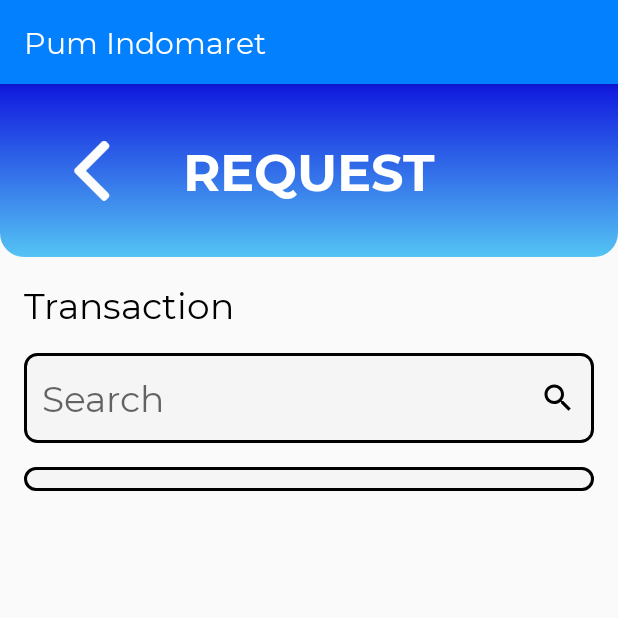
After one commit to hudipo/pumidm19, an Android app: the SearchTrxActivity screen opened directly, with no data from a screen before it, on a phone screen of 412 x 824 dp, the top half of it. The commit adds this screen. Run offline under Robolectric (Android 15) with nearby library versions, the phone set to English and light mode, and no system bars.

Commit message:
fix request

```diff
--- a/app/src/main/AndroidManifest.xml
+++ b/app/src/main/AndroidManifest.xml
@@ -16,6 +16,7 @@
         android:supportsRtl="true"
         android:theme="@style/AppTheme"
         tools:targetApi="n">
+        <activity android:name=".features.searchtrx.SearchTrxActivity"></activity>
         <activity
             android:name=".features.searchdept.SearchDeptActivity"
             android:configChanges="orientation"
--- a/app/src/main/java/com/hudipo/pum_indomaret/features/requestpum/activity/FundReqActivity.java
+++ b/app/src/main/java/com/hudipo/pum_indomaret/features/requestpum/activity/FundReqActivity.java
@@ -5,6 +5,7 @@ import androidx.appcompat.app.AppCompatActivity;
 import android.content.Intent;
 import android.os.Bundle;
 import android.widget.ArrayAdapter;
+import android.widget.Button;
 import android.widget.EditText;
 import android.widget.Spinner;
 import android.widget.TextView;
@@ -85,6 +86,11 @@ public class FundReqActivity extends AppCompatActivity implements RequestContrac
     void onClick(){
         checkValidData();
         goToValidationActivity();
+    }
+
+    @OnClick(R.id.btnSearchTrx)
+    void btnSearchTrx(){
+
     }
 
     private void goToValidationActivity() {
--- a/app/src/main/java/com/hudipo/pum_indomaret/features/requestpum/activity/SearchDocumentReqActivity.java
+++ b/app/src/main/java/com/hudipo/pum_indomaret/features/requestpum/activity/SearchDocumentReqActivity.java
@@ -57,7 +57,7 @@ public class SearchDocumentReqActivity extends AppCompatActivity implements Requ
         rcvSearchDoc.setLayoutManager(new LinearLayoutManager(this));
         rcvSearchDoc.setAdapter(new SearchDocumentAdapter(docDetailResponse, dataItem -> {
             Intent returnIntent = new Intent();
-            returnIntent.putExtra("result",dataItem.getDocNum());
+            returnIntent.putExtra("result", dataItem.getDocNum());
             setResult(Activity.RESULT_OK,returnIntent);
             finish();
         }));
--- a/app/src/main/java/com/hudipo/pum_indomaret/features/requestpum/adapter/SearchDocumentAdapter.java
+++ b/app/src/main/java/com/hudipo/pum_indomaret/features/requestpum/adapter/SearchDocumentAdapter.java
@@ -42,12 +42,12 @@ public class SearchDocumentAdapter extends RecyclerView.Adapter<SearchDocumentAd
 
     @Override
     public void onBindViewHolder(@NonNull ViewHolder holder, int position) {
-        holder.bindItem(docDetailResponse.getDocument().getData().get(position), itemClickListener);
+        holder.bindItem(docDetailResponse.getData().getData().get(position), itemClickListener);
     }
 
     @Override
     public int getItemCount() {
-        return docDetailResponse.getDocument().getData().size();
+        return docDetailResponse.getData().getData().size();
     }
 
     class ViewHolder extends RecyclerView.ViewHolder {
--- a/app/src/main/java/com/hudipo/pum_indomaret/features/requestpum/presenter/SearchDocumentPresenterImpl.java
+++ b/app/src/main/java/com/hudipo/pum_indomaret/features/requestpum/presenter/SearchDocumentPresenterImpl.java
@@ -2,14 +2,12 @@ package com.hudipo.pum_indomaret.features.requestpum.presenter;
 
 import com.hudipo.pum_indomaret.features.requestpum.contract.RequestContract;
 import com.hudipo.pum_indomaret.features.requestpum.model.DocumentDetailRequestModel;
-import com.hudipo.pum_indomaret.model.docdetail.DocDetailResponse;
 import com.hudipo.pum_indomaret.networking.ApiServices;
 
 import java.util.ArrayList;
 
 import io.reactivex.android.schedulers.AndroidSchedulers;
 import io.reactivex.disposables.CompositeDisposable;
-import io.reactivex.functions.Consumer;
 import io.reactivex.schedulers.Schedulers;
 
 public class SearchDocumentPresenterImpl implements RequestContract.SearchDocumentPresenter,RequestContract.RequestInteractor.OnFinishedListenerSearchDocument {
--- a/app/src/main/java/com/hudipo/pum_indomaret/features/searchdept/SearchDeptPresenter.java
+++ b/app/src/main/java/com/hudipo/pum_indomaret/features/searchdept/SearchDeptPresenter.java
@@ -42,7 +42,6 @@ public class SearchDeptPresenter implements SearchDeptContract.SearchDeptPresent
             public void onDataLoad(DepartmentResponse departmentResponse) {
                 view.hideProgress();
                 if (departmentResponse != null){
-                    Log.d("coba", "data : "+departmentResponse.getMessage());
                     view.setDataDept(departmentResponse);
                 }else {
                     view.setDataEmpty();
--- /dev/null
+++ b/app/src/main/java/com/hudipo/pum_indomaret/features/searchtrx/SearchTrxActivity.java
@@ -0,0 +1,52 @@
+package com.hudipo.pum_indomaret.features.searchtrx;
+
+import androidx.appcompat.app.AppCompatActivity;
+
+import android.os.Bundle;
+
+import com.hudipo.pum_indomaret.R;
+import com.hudipo.pum_indomaret.model.trxtype.TrxTypeResponse;
+
+public class SearchTrxActivity extends AppCompatActivity implements SearchTrxContract.SearchTrxView{
+
+    @Override
+    protected void onCreate(Bundle savedInstanceState) {
+        super.onCreate(savedInstanceState);
+        setContentView(R.layout.activity_search_trx);
+    }
+
+    @Override
+    public void showProgress() {
+
+    }
+
+    @Override
+    public void hideProgress() {
+
+    }
+
+    @Override
+    public void setDataTrxType(TrxTypeResponse trxTypeResponse) {
+
+    }
+
+    @Override
+    public void setDataEmpty() {
+
+    }
+
+    @Override
+    public void showFailed(String message) {
+
+    }
+
+    @Override
+    public void onAttachView() {
+
+    }
+
+    @Override
+    public void onDetachView() {
+
+    }
+}
--- /dev/null
+++ b/app/src/main/java/com/hudipo/pum_indomaret/features/searchtrx/SearchTrxContract.java
@@ -0,0 +1,21 @@
+package com.hudipo.pum_indomaret.features.searchtrx;
+
+import com.hudipo.pum_indomaret.model.trxtype.TrxTypeResponse;
+import com.hudipo.pum_indomaret.view.MainView;
+
+public interface SearchTrxContract {
+    interface SearchTrxView extends MainView {
+        void showProgress();
+        void hideProgress();
+        void setDataTrxType(TrxTypeResponse trxTypeResponse);
+        void setDataEmpty();
+        void showFailed(String message);
+    }
+
+    interface SearchTrxPresenterView<T extends MainView>{
+        void onAttach(T view);
+        void onDetach();
+        void clearComposite();
+        void loadDataTrxType();
+    }
+}
--- a/app/src/main/java/com/hudipo/pum_indomaret/model/docdetail/Document.java
+++ b/app/src/main/java/com/hudipo/pum_indomaret/model/docdetail/Data.java
@@ -2,9 +2,10 @@ package com.hudipo.pum_indomaret.model.docdetail;
 
 import com.google.gson.annotations.SerializedName;
 
+import java.io.Serializable;
 import java.util.List;
 
-public class Document{
+public class Data implements Serializable {
 
 	@SerializedName("first_page_url")
 	private String firstPageUrl;
@@ -137,5 +138,4 @@ public class Document{
 	public int getCurrentPage(){
 		return currentPage;
 	}
-
 }
--- a/app/src/main/java/com/hudipo/pum_indomaret/networking/PumApiServices.java
+++ b/app/src/main/java/com/hudipo/pum_indomaret/networking/PumApiServices.java
@@ -2,8 +2,8 @@ package com.hudipo.pum_indomaret.networking;
 
 import com.hudipo.pum_indomaret.model.createpum.CreatePumResponse;
 import com.hudipo.pum_indomaret.model.departement.DepartmentResponse;
+import com.hudipo.pum_indomaret.features.status.model.StatusResponse;
 import com.hudipo.pum_indomaret.model.docdetail.DocDetailResponse;
-import com.hudipo.pum_indomaret.features.status.model.StatusResponse;
 import com.hudipo.pum_indomaret.model.login.LoginResponse;
 import com.hudipo.pum_indomaret.model.register.RegisterResponse;
 import com.hudipo.pum_indomaret.model.trxtype.TrxTypeResponse;
@@ -12,9 +12,7 @@ import java.util.HashMap;
 
 import io.reactivex.Observable;
 import okhttp3.RequestBody;
-import retrofit2.Call;
 import retrofit2.Response;
-import retrofit2.http.Body;
 import retrofit2.http.Field;
 import retrofit2.http.FormUrlEncoded;
 import retrofit2.http.GET;
--- /dev/null
+++ b/app/src/main/res/layout/activity_search_trx.xml
@@ -0,0 +1,85 @@
+<?xml version="1.0" encoding="utf-8"?>
+<androidx.constraintlayout.widget.ConstraintLayout xmlns:android="http://schemas.android.com/apk/res/android"
+    xmlns:app="http://schemas.android.com/apk/res-auto"
+    xmlns:tools="http://schemas.android.com/tools"
+    android:layout_width="match_parent"
+    android:layout_height="match_parent"
+    tools:context=".features.searchtrx.SearchTrxActivity">
+
+    <View
+        android:id="@+id/topView"
+        android:layout_width="match_parent"
+        android:layout_height="@dimen/heightAppBar"
+        android:background="@drawable/gradient_top_blue"
+        app:layout_constraintTop_toTopOf="parent" />
+
+    <ImageButton
+        android:id="@+id/btnBack"
+        android:layout_width="50dp"
+        android:layout_height="50dp"
+        android:background="@android:color/transparent"
+        android:src="@drawable/left_arrow"
+        app:layout_constraintBottom_toBottomOf="@+id/topView"
+        app:layout_constraintEnd_toStartOf="@id/activityTitle"
+        app:layout_constraintStart_toStartOf="@id/topView"
+        app:layout_constraintTop_toTopOf="@id/topView" />
+
+    <TextView
+        android:id="@+id/activityTitle"
+        style="@style/TextAppearance.Headline4.Light"
+        android:layout_width="wrap_content"
+        android:layout_height="wrap_content"
+        android:gravity="center"
+        android:text="@string/request"
+        android:textAllCaps="true"
+        android:textStyle="bold"
+        app:layout_constraintBottom_toBottomOf="@id/topView"
+        app:layout_constraintEnd_toEndOf="@id/topView"
+        app:layout_constraintStart_toStartOf="@id/topView"
+        app:layout_constraintTop_toTopOf="@id/topView" />
+
+    <TextView
+        android:id="@+id/textViewDepartment"
+        android:layout_width="match_parent"
+        android:layout_height="wrap_content"
+        android:layout_margin="@dimen/main_margin"
+        android:text="@string/transaction"
+        android:textColor="@android:color/black"
+        android:textSize="24sp"
+        app:layout_constraintTop_toBottomOf="@id/topView" />
+
+    <EditText
+        android:id="@+id/etSearchTransaction"
+        android:layout_width="0dp"
+        android:layout_height="60dp"
+        android:layout_margin="@dimen/main_margin"
+        android:layout_marginEnd="0dp"
+        android:background="@drawable/bg_rounded_border_black_solid_black"
+        android:gravity="center_vertical"
+        android:maxLines="1"
+        android:paddingStart="12dp"
+        android:paddingEnd="12dp"
+        android:hint="@string/search"
+        android:textColor="@color/black"
+        android:textSize="24sp"
+        android:inputType="text"
+        android:imeOptions="actionSearch"
+        android:drawableEnd="@drawable/ic_search_black_24dp"
+        app:layout_constraintStart_toStartOf="parent"
+        app:layout_constraintEnd_toEndOf="parent"
+        app:layout_constraintTop_toBottomOf="@id/textViewDepartment"/>
+
+    <androidx.recyclerview.widget.RecyclerView
+        android:id="@+id/rvSearchTrx"
+        android:layout_width="match_parent"
+        android:layout_height="wrap_content"
+        android:layout_margin="@dimen/main_margin"
+        android:clipToPadding="false"
+        android:padding="8dp"
+        tools:listitem="@layout/item_search_dept"
+        android:background="@drawable/bg_rounded_border_black_solid_black"
+        app:layout_constraintStart_toStartOf="parent"
+        app:layout_constraintEnd_toEndOf="parent"
+        app:layout_constraintTop_toBottomOf="@id/etSearchTransaction"/>
+
+</androidx.constraintlayout.widget.ConstraintLayout>
--- a/app/src/main/res/values/strings.xml
+++ b/app/src/main/res/values/strings.xml
@@ -142,4 +142,5 @@
     <string name="logout">Logout</string>
     <string name="warning_31days">* The selected transaction period is only 31 days.</string>
     <string name="search_department">Search Department</string>
+    <string name="transaction">Transaction</string>
 </resources>
```
Also changed, not shown: app/src/main/java/com/hudipo/pum_indomaret/features/requestpum/activity/DocumentReqActivity.java (+7 -21 lines), app/src/main/java/com/hudipo/pum_indomaret/features/requestpum/activity/EmployeeReqActivity.java (+3 -10 lines), app/src/main/java/com/hudipo/pum_indomaret/features/searchtrx/SearchTrxPresenter.java (added, +57 -0 lines), app/src/main/java/com/hudipo/pum_indomaret/model/docdetail/DataItem.java (+6 -5 lines), app/src/main/java/com/hudipo/pum_indomaret/model/docdetail/DocDetailResponse.java (+19 -7 lines), app/src/main/java/com/hudipo/pum_indomaret/model/login/User.java (+11 -0 lines), app/src/main/java/com/hudipo/pum_indomaret/repository/Repository.java (+18 -0 lines), app/src/main/res/layout/activity_request_fund.xml (+25 -3 lines).
